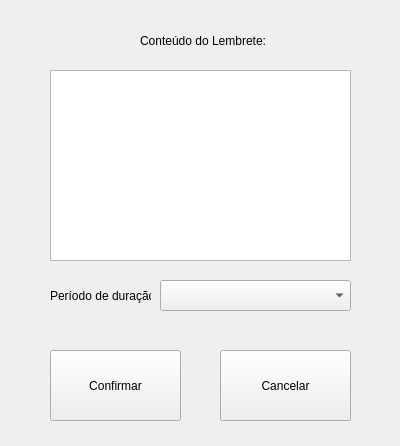
This is Interfaces/addWindow.ui in Robertoskb/Trabalho_POO as Qt 5 draws it before an edit. The edited form follows.
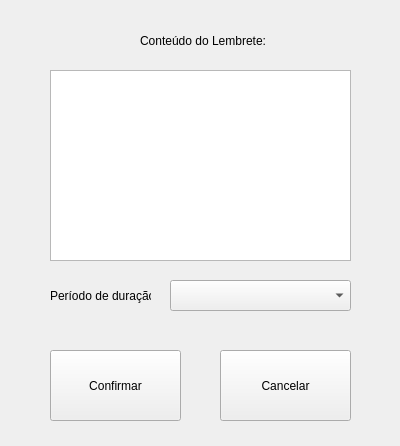
This is the edited form.

```diff
--- a/Interfaces/addWindow.ui
+++ b/Interfaces/addWindow.ui
@@ -78,9 +78,9 @@
    <widget class="QComboBox" name="dateExpiration">
     <property name="geometry">
      <rect>
-      <x>160</x>
+      <x>170</x>
       <y>280</y>
-      <width>191</width>
+      <width>181</width>
       <height>31</height>
      </rect>
     </property>
```
Left out of the diff: 20 changed lines with no effect on the pictures.
